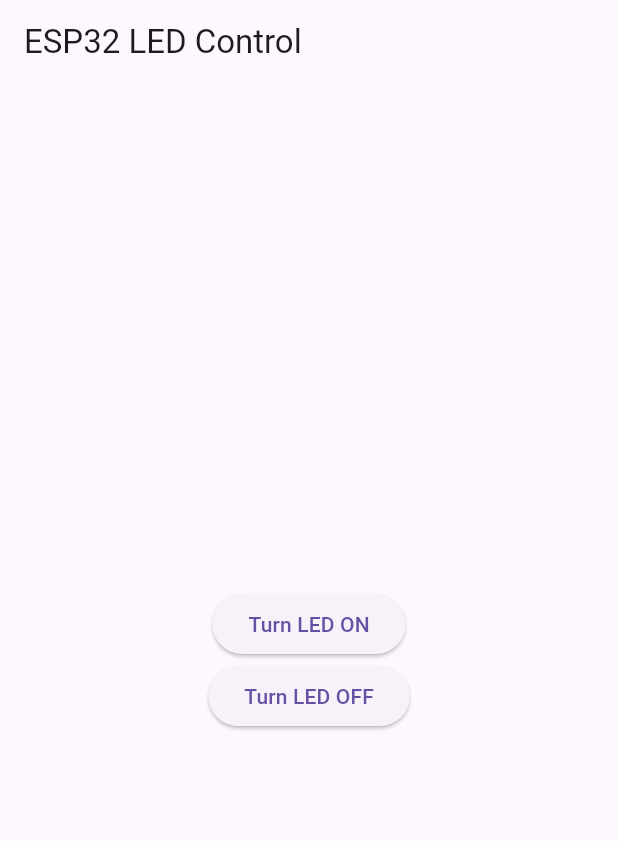
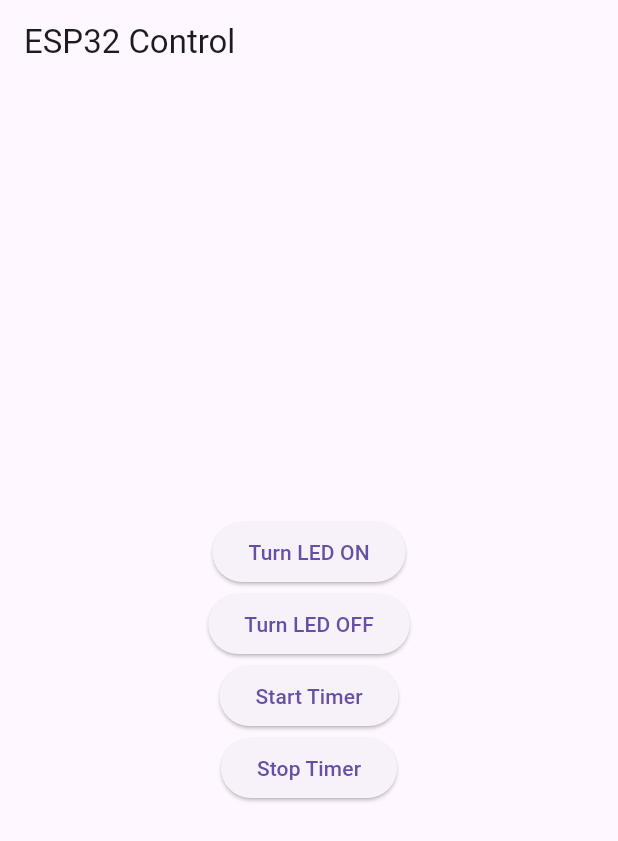
Before and after one commit to CornelPop/Bachelor-s-Degree-Final-Project, a Flutter app: the screen it shows after launch, on a phone screen of 412 x 824 dp. Shown: the top 841 px of the screen. Run offline on Flutter 3.47's test engine with Material 3 defaults, Android fonts, the light colour scheme and no system bars.

Commit message:
App is receiving data from the flex sensor every 0.1 and displays it and has to verify a treshold for showing a pop up

```diff
--- a/hand_controller_app/lib/main.dart
+++ b/hand_controller_app/lib/main.dart
@@ -1,3 +1,4 @@
+import 'dart:async'; // Import the dart:async library to use Timer
 import 'package:flutter/material.dart';
 import 'package:http/http.dart' as http;
 
@@ -13,7 +14,7 @@ class MyApp extends StatelessWidget {
     return MaterialApp(
       home: Scaffold(
         appBar: AppBar(
-          title: const Text('ESP32 LED Control'),
+          title: const Text('ESP32 Control'),
         ),
         body: const ControlPanel(),
       ),
@@ -21,10 +22,30 @@ class MyApp extends StatelessWidget {
   }
 }
 
-class ControlPanel extends StatelessWidget {
-  final String esp32IpAddress = "http://192.168.1.10";
+class ControlPanel extends StatefulWidget {
+  const ControlPanel({Key? key}) : super(key: key);
 
-  const ControlPanel({Key? key}) : super(key: key);
+  @override
+  _ControlPanelState createState() => _ControlPanelState();
+}
+
+class _ControlPanelState extends State<ControlPanel> {
+  final String esp32IpAddress = "http://192.168.211.136";
+  String flexSensorValue = '';
+  Timer? timer; // Declare a Timer variable
+  bool isTimerRunning = false; // Track the timer state
+
+  @override
+  void initState() {
+    super.initState();
+  }
+
+  @override
+  void dispose() {
+    // Cancel the timer when the widget is disposed to avoid memory leaks
+    timer?.cancel();
+    super.dispose();
+  }
 
   void ledOn() async {
     var url = Uri.parse('$esp32IpAddress/LED=ON');
@@ -34,6 +55,60 @@ class ControlPanel extends StatelessWidget {
   void ledOff() async {
     var url = Uri.parse('$esp32IpAddress/LED=OFF');
     await http.get(url);
+  }
+
+  void startTimer() {
+    if (!isTimerRunning) {
+      isTimerRunning = true; // Set the timer running state
+      timer = Timer.periodic(const Duration(milliseconds: 100), (Timer t) {
+        readFlexSensor();
+      });
+    }
+  }
+
+  void stopTimer() {
+    if (isTimerRunning) {
+      timer?.cancel(); // Cancel the timer
+      isTimerRunning = false; // Update the timer state
+    }
+  }
+
+  void readFlexSensor() async {
+    var url = Uri.parse('$esp32IpAddress/FLEX=READ');
+    var response = await http.get(url);
+    if (response.statusCode == 200) {
+      setState(() {
+        flexSensorValue = response.body; // Update the state with the fetched value
+      });
+
+      // Check if the flex sensor value exceeds 750
+      if (int.parse(flexSensorValue.substring(0, 3)) > 750) {
+        stopTimer(); // Stop the timer if the value exceeds 750
+        showAlertDialog(); // Show alert dialog
+      }
+    } else {
+      print('Failed to read flex sensor: ${response.statusCode}'); // Log an error if reading fails
+    }
+  }
+
+  void showAlertDialog() {
+    showDialog(
+      context: context,
+      builder: (BuildContext context) {
+        return AlertDialog(
+          title: const Text('Alert'),
+          content: const Text('Movement achieved, Flex Sensor Value exceeded 750!'),
+          actions: <Widget>[
+            TextButton(
+              child: const Text('OK'),
+              onPressed: () {
+                Navigator.of(context).pop(); // Close the dialog
+              },
+            ),
+          ],
+        );
+      },
+    );
   }
 
   @override
@@ -50,6 +125,16 @@ class ControlPanel extends StatelessWidget {
             onPressed: ledOff,
             child: const Text('Turn LED OFF'),
           ),
+          ElevatedButton(
+            onPressed: startTimer,
+            child: const Text('Start Timer'),
+          ),
+          ElevatedButton(
+            onPressed: stopTimer,
+            child: const Text('Stop Timer'),
+          ),
+          if (flexSensorValue.isNotEmpty)
+            Text('Flex Sensor Value: $flexSensorValue'), // Display the sensor value
         ],
       ),
     );
```
Also changed, not shown: 1 other file.
